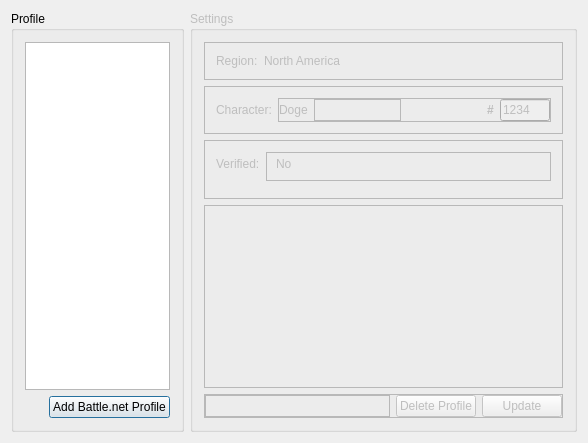
This is bnetsettingswindow.ui in Starbow/eros as Qt 5 draws it before an edit. The edited form follows.
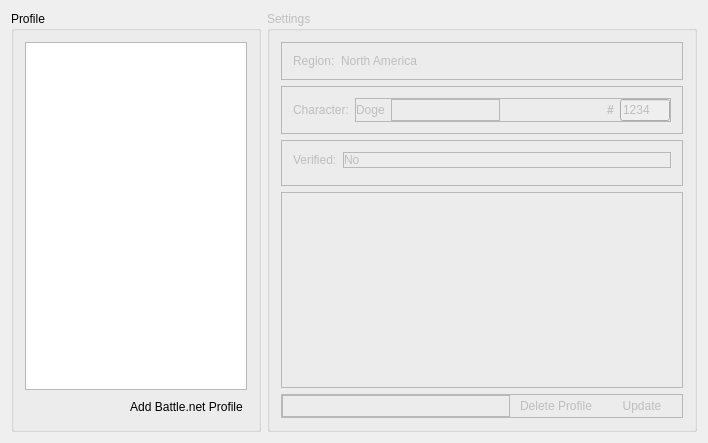
This is the edited form. Icons and pictures are not drawn.

What changed in the file:
```diff
--- a/bnetsettingswindow.ui
+++ b/bnetsettingswindow.ui
@@ -6,7 +6,7 @@
    <rect>
     <x>0</x>
     <y>0</y>
-    <width>588</width>
+    <width>708</width>
     <height>443</height>
    </rect>
   </property>
@@ -40,6 +40,9 @@
         <property name="text">
          <string>Add Battle.net Profile</string>
         </property>
+        <property name="flat">
+         <bool>true</bool>
+        </property>
        </widget>
       </item>
      </layout>
@@ -95,16 +98,16 @@
            </property>
            <layout class="QGridLayout" name="gridLayout_4">
             <property name="leftMargin">
-             <number>9</number>
+             <number>0</number>
             </property>
             <property name="topMargin">
-             <number>4</number>
+             <number>0</number>
             </property>
             <property name="rightMargin">
-             <number>9</number>
+             <number>0</number>
             </property>
             <property name="bottomMargin">
-             <number>9</number>
+             <number>0</number>
             </property>
             <item row="0" column="0" alignment="Qt::AlignTop">
              <widget class="QLabel" name="lblVerified">
@@ -281,9 +284,15 @@
         <property name="frameShadow">
          <enum>QFrame::Raised</enum>
         </property>
-        <layout class="QFormLayout" name="formLayout">
+        <layout class="QGridLayout" name="gridLayout_5">
          <item row="0" column="0">
           <widget class="QLabel" name="label">
+           <property name="sizePolicy">
+            <sizepolicy hsizetype="Maximum" vsizetype="Preferred">
+             <horstretch>0</horstretch>
+             <verstretch>0</verstretch>
+            </sizepolicy>
+           </property>
            <property name="text">
             <string>Region:</string>
            </property>
@@ -363,6 +372,9 @@
            <property name="text">
             <string>Delete Profile</string>
            </property>
+           <property name="flat">
+            <bool>true</bool>
+           </property>
           </widget>
          </item>
          <item alignment="Qt::AlignRight">
@@ -370,6 +382,9 @@
            <property name="text">
             <string>Update</string>
            </property>
+           <property name="flat">
+            <bool>true</bool>
+           </property>
           </widget>
          </item>
         </layout>
```
